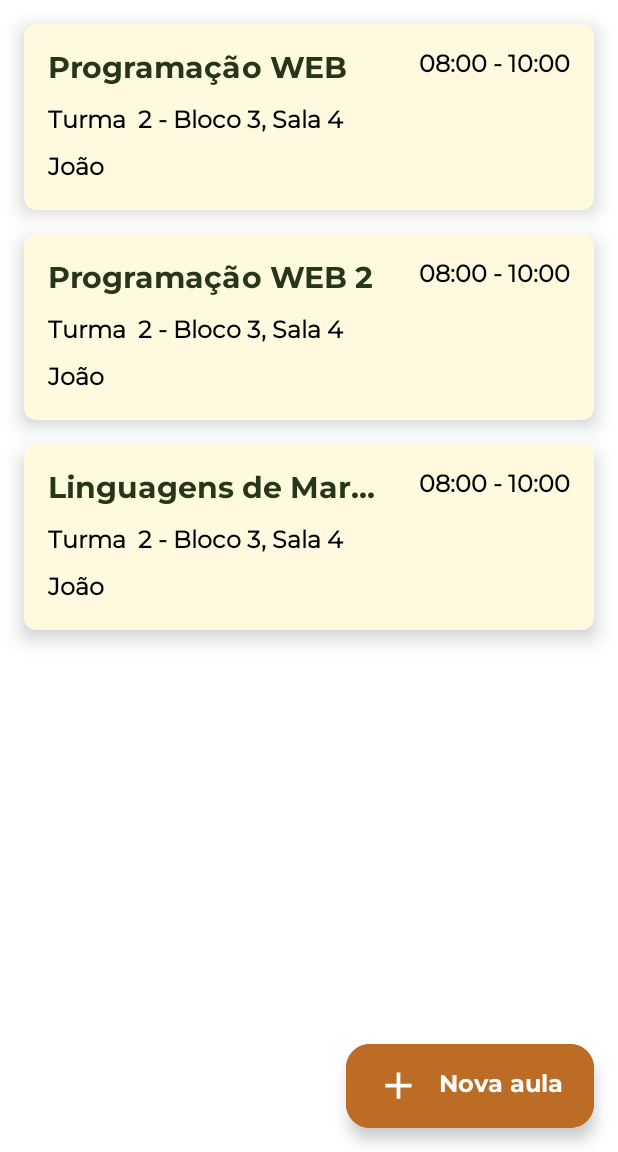
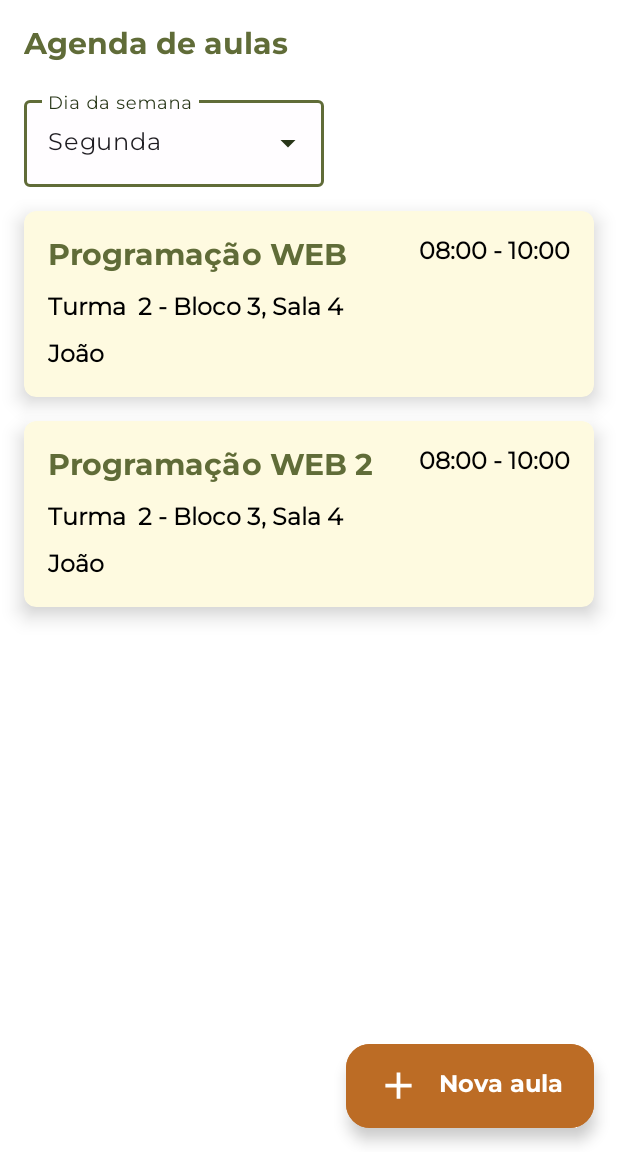
Before and after one commit to pedrorivald/quixabus, an Android app: the screen it shows after launch (AgendaActivity), on a phone screen of 412 x 824 dp, the part 84-1236 px from its top. Run offline under Robolectric (Android 15) with nearby library versions, the phone set to English and light mode, and no system bars.

Commit message:
dropdown dia da semana

```diff
--- a/app/src/main/java/com/dev/quixabus/dao/AulasDao.kt
+++ b/app/src/main/java/com/dev/quixabus/dao/AulasDao.kt
@@ -11,6 +11,10 @@ class AulasDao {
 
     fun buscaTodos() : List<Aula> {
         return aulas.toList()
+    }
+
+    fun buscaPorDia(dia: DiaSemana): List<Aula> {
+        return aulas.filter { it.diaSemana == dia }
     }
 
     companion object {
@@ -37,7 +41,37 @@ class AulasDao {
             ),
             Aula(
                 nome = "Linguagens de Marcação e Scripts",
-                diaSemana = DiaSemana.SEGUNDA,
+                diaSemana = DiaSemana.TERCA,
+                bloco = "3",
+                sala = "4",
+                professor = "João",
+                turma = "2",
+                horarioInicio = "08:00",
+                horarioFim = "10:00"
+            ),
+            Aula(
+                nome = "Programação WEB",
+                diaSemana = DiaSemana.TERCA,
+                bloco = "3",
+                sala = "4",
+                professor = "João",
+                turma = "2",
+                horarioInicio = "08:00",
+                horarioFim = "10:00"
+            ),
+            Aula(
+                nome = "Programação WEB 2",
+                diaSemana = DiaSemana.SABADO,
+                bloco = "3",
+                sala = "4",
+                professor = "João",
+                turma = "2",
+                horarioInicio = "08:00",
+                horarioFim = "10:00"
+            ),
+            Aula(
+                nome = "Linguagens de Marcação e Scripts",
+                diaSemana = DiaSemana.SEXTA,
                 bloco = "3",
                 sala = "4",
                 professor = "João",
--- a/app/src/main/java/com/dev/quixabus/ui/activity/AgendaActivity.kt
+++ b/app/src/main/java/com/dev/quixabus/ui/activity/AgendaActivity.kt
@@ -1,25 +1,27 @@
 package com.dev.quixabus.ui.activity
 
-import android.content.Context
 import android.content.Intent
-import androidx.appcompat.app.AppCompatActivity
 import android.os.Bundle
-import android.util.AttributeSet
 import android.view.MenuItem
 import android.view.View
+import android.widget.AdapterView.OnItemClickListener
+import android.widget.ArrayAdapter
+import android.widget.AutoCompleteTextView
 import android.widget.Toast
 import androidx.annotation.MenuRes
+import androidx.appcompat.app.AppCompatActivity
 import androidx.appcompat.widget.PopupMenu
 import com.dev.quixabus.R
 import com.dev.quixabus.dao.AulasDao
 import com.dev.quixabus.databinding.ActivityAgendaBinding
 import com.dev.quixabus.ui.recyclerview.adapter.ListaAulasAdapter
-import com.google.android.material.appbar.MaterialToolbar
+import com.dev.quixabus.model.DiaSemana
+
 
 class AgendaActivity : AppCompatActivity(R.layout.activity_agenda) {
 
     private val dao = AulasDao()
-    private val adapter = ListaAulasAdapter(this, aulas = dao.buscaTodos())
+    private val adapter = ListaAulasAdapter(this, aulas = dao.buscaPorDia(DiaSemana.SEGUNDA))
     private val binding by lazy {
         ActivityAgendaBinding.inflate(layoutInflater)
     }
@@ -27,6 +29,7 @@ class AgendaActivity : AppCompatActivity(R.layout.activity_agenda) {
     override fun onCreate(savedInstanceState: Bundle?) {
         super.onCreate(savedInstanceState)
         configuraRecyclerView()
+        configuraDropdownDiasDaSemana()
         setContentView(binding.root)
 
         binding.activityAgendaFragmentTopBar.topAppBar.setNavigationOnClickListener {
@@ -36,7 +39,7 @@ class AgendaActivity : AppCompatActivity(R.layout.activity_agenda) {
 
     override fun onResume() {
         super.onResume()
-        adapter.atualiza(dao.buscaTodos())
+        adapter.atualiza(dao.buscaPorDia(DiaSemana.SEGUNDA))
         configuraFab()
     }
 
@@ -66,6 +69,31 @@ class AgendaActivity : AppCompatActivity(R.layout.activity_agenda) {
         recyclerView.adapter = adapter
     }
 
+    private fun configuraDropdownDiasDaSemana() {
+        val diaDaSemanaEditText = binding.activityAgendaSemana.editText as? AutoCompleteTextView
+        val diasDaSemana = listOf("Domingo", "Segunda", "Terça", "Quarta", "Quinta", "Sexta", "Sábado")
+        val adapterDiasDaSemana = ArrayAdapter(this, R.layout.dias_da_semana, diasDaSemana)
+
+        diaDaSemanaEditText?.setAdapter(adapterDiasDaSemana)
+        diaDaSemanaEditText?.setText("Segunda", false)
+
+        diaDaSemanaEditText?.onItemClickListener =
+            OnItemClickListener { adapterView, view, position, id ->
+                val diaSelecionado: String? = adapterDiasDaSemana.getItem(position)
+
+                when (diaSelecionado) {
+                    "Domingo" -> adapter.atualiza(dao.buscaPorDia(DiaSemana.DOMINGO))
+                    "Segunda" -> adapter.atualiza(dao.buscaPorDia(DiaSemana.SEGUNDA))
+                    "Terça" -> adapter.atualiza(dao.buscaPorDia(DiaSemana.TERCA))
+                    "Quarta" -> adapter.atualiza(dao.buscaPorDia(DiaSemana.QUARTA))
+                    "Quinta" -> adapter.atualiza(dao.buscaPorDia(DiaSemana.QUINTA))
+                    "Sexta" -> adapter.atualiza(dao.buscaPorDia(DiaSemana.SEXTA))
+                    "Sábado" -> adapter.atualiza(dao.buscaPorDia(DiaSemana.SABADO))
+                    else -> {}
+                }
+            }
+    }
+
     private fun configuraFab() {
         val fab = binding.activityAgendaFab
         fab.setOnClickListener {
--- a/app/src/main/res/layout/activity_agenda.xml
+++ b/app/src/main/res/layout/activity_agenda.xml
@@ -20,6 +20,38 @@
             app:layout_constraintStart_toStartOf="parent"
             app:layout_constraintEnd_toEndOf="parent"/>
 
+        <TextView
+            android:id="@+id/activity_agenda_titulo"
+            android:layout_width="0dp"
+            android:layout_height="wrap_content"
+            android:layout_margin="16dp"
+            android:fontFamily="@font/montserrat_bold"
+            android:text="Agenda de aulas"
+            style="@style/H1TextViewColor"
+            android:textSize="20sp"
+            android:textStyle="bold"
+            app:layout_constraintEnd_toEndOf="parent"
+            app:layout_constraintStart_toStartOf="parent"
+            app:layout_constraintTop_toBottomOf="@id/activity_agenda_fragment_top_bar" />
+
+        <com.google.android.material.textfield.TextInputLayout
+            android:id="@+id/activity_agenda_semana"
+            style="@style/ExposedDropdownMenuColor"
+            android:layout_width="200dp"
+            android:layout_margin="16dp"
+            android:layout_height="wrap_content"
+            android:hint="Dia da semana"
+            app:layout_constraintStart_toStartOf="parent"
+            app:layout_constraintTop_toBottomOf="@id/activity_agenda_titulo">
+
+            <AutoCompleteTextView
+                android:layout_width="match_parent"
+                android:layout_height="wrap_content"
+                android:inputType="none"
+                tools:ignore="LabelFor" />
+
+        </com.google.android.material.textfield.TextInputLayout>
+
         <androidx.recyclerview.widget.RecyclerView
             android:id="@+id/activity_agenda_rv"
             android:layout_width="0dp"
@@ -27,7 +59,7 @@
             app:layout_constraintBottom_toBottomOf="parent"
             app:layout_constraintEnd_toEndOf="parent"
             app:layout_constraintStart_toStartOf="parent"
-            app:layout_constraintTop_toBottomOf="@id/activity_agenda_fragment_top_bar"
+            app:layout_constraintTop_toBottomOf="@id/activity_agenda_semana"
             tools:listitem="@layout/activity_aula"
             app:layoutManager="androidx.recyclerview.widget.LinearLayoutManager"/>
 
--- /dev/null
+++ b/app/src/main/res/layout/dias_da_semana.xml
@@ -0,0 +1,11 @@
+<TextView
+    xmlns:android="http://schemas.android.com/apk/res/android"
+    xmlns:tools="http://schemas.android.com/tools"
+    android:layout_width="match_parent"
+    android:layout_height="wrap_content"
+    android:padding="16dp"
+    android:ellipsize="end"
+    android:maxLines="1"
+    android:textAppearance="?attr/textAppearanceSubtitle1"
+    tools:text="teste"
+    />
--- a/app/src/main/res/values-night/themes.xml
+++ b/app/src/main/res/values-night/themes.xml
@@ -55,4 +55,8 @@
         <item name="titleTextColor">@color/white</item>
         <item name="navigationIconTint">@color/white</item>
     </style>
+
+    <style name="ExposedDropdownMenuColor" parent="Widget.Material3.TextInputLayout.OutlinedBox.ExposedDropdownMenu">
+        <item name="boxStrokeColor">@color/colorPrimaryVariantDark</item>
+    </style>
 </resources>
--- a/app/src/main/res/values/themes.xml
+++ b/app/src/main/res/values/themes.xml
@@ -18,7 +18,7 @@
     <style name="Theme.Quixabus" parent="Base.Theme.Quixabus" />
 
     <style name="H1TextViewColor" parent="@android:style/TextAppearance">
-        <item name="android:textColor">@color/colorPrimary</item>
+        <item name="android:textColor">@color/colorPrimaryVariant</item>
     </style>
 
     <style name="NormalTextViewColor" parent="@android:style/TextAppearance">
@@ -56,4 +56,8 @@
         <item name="navigationIconTint">@color/white</item>
     </style>
 
+    <style name="ExposedDropdownMenuColor" parent="Widget.Material3.TextInputLayout.OutlinedBox.ExposedDropdownMenu">
+        <item name="boxStrokeColor">@color/colorPrimaryVariant</item>
+    </style>
+
 </resources>
```
Also changed, not shown: app/src/main/java/com/dev/quixabus/ui/fragment/TopBarFragment.kt (+5 -21 lines).
